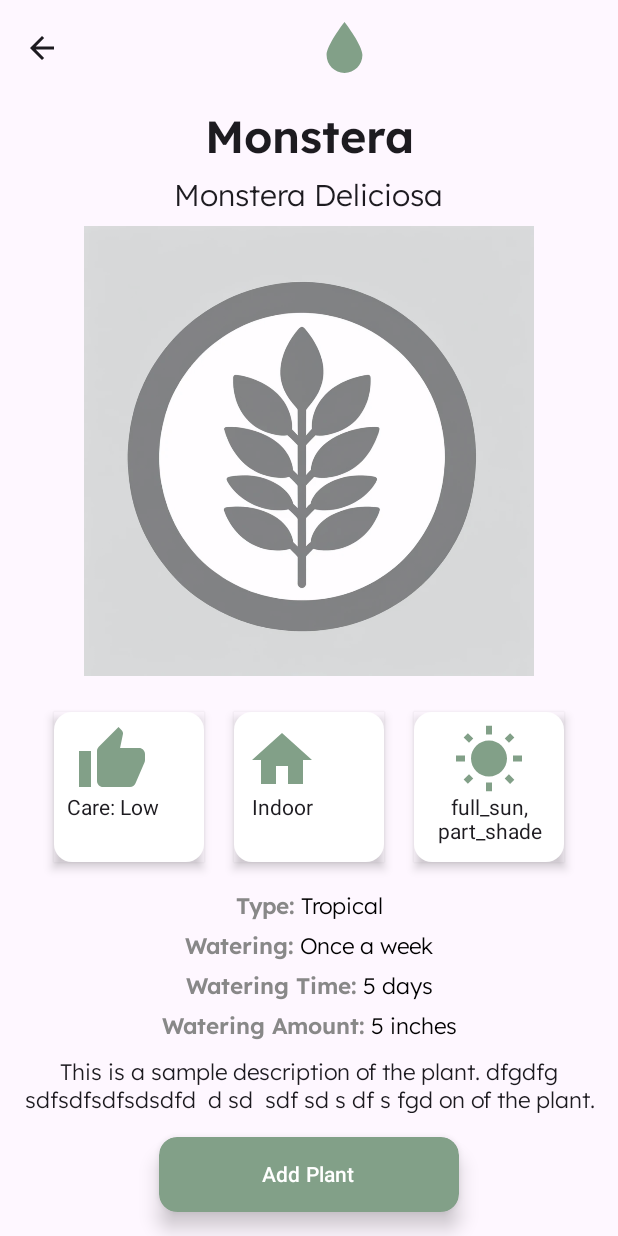
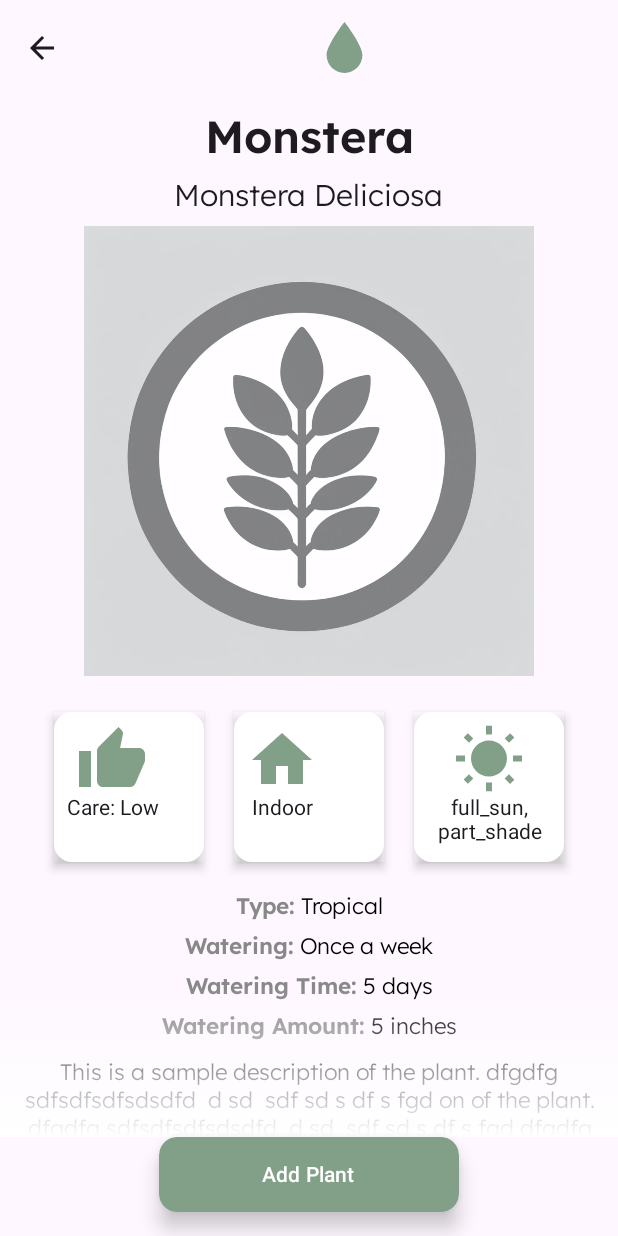
Before and after one commit to angenue/Plant-Care-Assistant, an Android app built with Jetpack Compose: the @Preview function PlantDetailsScreenPreview, on a phone screen of 412 x 824 dp. Run offline under Robolectric (Android 15) with nearby library versions, the light colour scheme and no system bars; our stand-ins replace livedata-compose; libraries missing offline, so code that uses them is left out: com.google.accompanist.coil; network calls fail.

Commit message:
add gradient effect to top of button

```diff
--- a/AndroidApp/app/src/main/java/com/example/plantcare/ui/screens/PlantDetailsScreen.kt
+++ b/AndroidApp/app/src/main/java/com/example/plantcare/ui/screens/PlantDetailsScreen.kt
@@ -1,6 +1,7 @@
 package com.example.plantcare.ui.screens
 
 import androidx.compose.foundation.Image
+import androidx.compose.foundation.background
 import androidx.compose.foundation.layout.Box
 import androidx.compose.foundation.layout.Column
 import androidx.compose.foundation.layout.Row
@@ -33,9 +34,11 @@ import androidx.compose.runtime.livedata.observeAsState
 import androidx.compose.ui.Alignment
 import androidx.compose.ui.Modifier
 import androidx.compose.ui.draw.shadow
+import androidx.compose.ui.graphics.Brush
 import androidx.compose.ui.graphics.Color
 import androidx.compose.ui.graphics.graphicsLayer
 import androidx.compose.ui.layout.ContentScale
+import androidx.compose.ui.platform.LocalDensity
 import androidx.compose.ui.res.painterResource
 import androidx.compose.ui.text.SpanStyle
 import androidx.compose.ui.text.buildAnnotatedString
@@ -82,13 +85,20 @@ fun PlantDetailsScreen(
 @OptIn(ExperimentalMaterial3Api::class)
 @Composable
 fun PlantDetailsContent(plant: Plant, navController: NavController) {
+    val gradientHeight = 100.dp
+    val gradientBrush = Brush.verticalGradient(
+        colors = listOf(Color.Transparent, Color.White),
+        startY = 0f, // Gradient starts at the top of the spacer
+        endY = with(LocalDensity.current) { gradientHeight.toPx() } // Gradient ends at the bottom of the spacer
+    )
+
     Scaffold(
         topBar = {
             TopBarWithBackButton(onBackClick = { navController.popBackStack() })
         }
     ) { padding ->
         Box(modifier = Modifier.padding(padding)) {
-            Column {
+            Column (modifier = Modifier.fillMaxSize()){
                 // Plant name and scientific name
                 Text(
                     text = plant.commonName,
@@ -129,12 +139,15 @@ fun PlantDetailsContent(plant: Plant, navController: NavController) {
 
                 Spacer(Modifier.height(8.dp))
 
-                Column(
-                    modifier = Modifier
-                        .fillMaxWidth()
-                        .weight(1f)
-                        .verticalScroll(rememberScrollState())
-                ) {
+                // Scrollable column with fading effect
+                val scrollState = rememberScrollState()
+                Box(modifier = Modifier.weight(1f)) {
+                    Column(
+                        modifier = Modifier
+                            .verticalScroll(scrollState)
+                            .fillMaxWidth()
+                            .padding(bottom = gradientHeight)
+                    ) {
 
                     // Row of plant info icons
                     PlantInfoRow(plant = plant)
@@ -178,13 +191,23 @@ fun PlantDetailsContent(plant: Plant, navController: NavController) {
                     )
                 }
 
+                    Spacer(
+                        modifier = Modifier
+                            .align(Alignment.BottomCenter)
+                            .fillMaxWidth()
+                            .height(gradientHeight)
+                            .background(brush = gradientBrush)
+                    )
+                }
+
+
                 Button(
                     onClick = {
                         // TODO: Add or remove plant from user's collection
                     },
                     colors = ButtonDefaults.buttonColors(containerColor = SageGreen),
                     modifier = Modifier
-                        .padding(top = 16.dp, bottom = 16.dp) // Add padding to the top and bottom as needed
+                        .padding( bottom = 16.dp) // Add padding to the top and bottom as needed
                         .defaultMinSize(minWidth = 200.dp)
                         .height(50.dp)
                         .align(Alignment.CenterHorizontally) // Center the button horizontally
```
